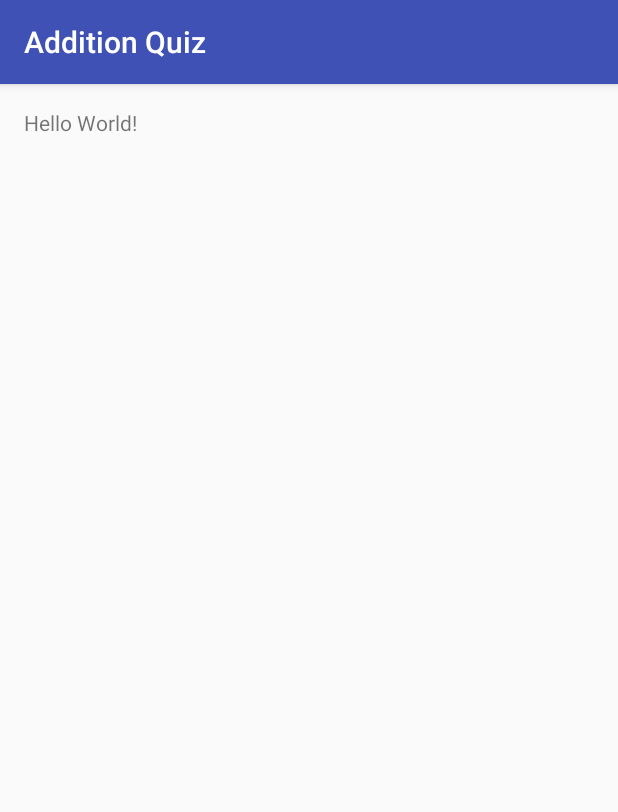
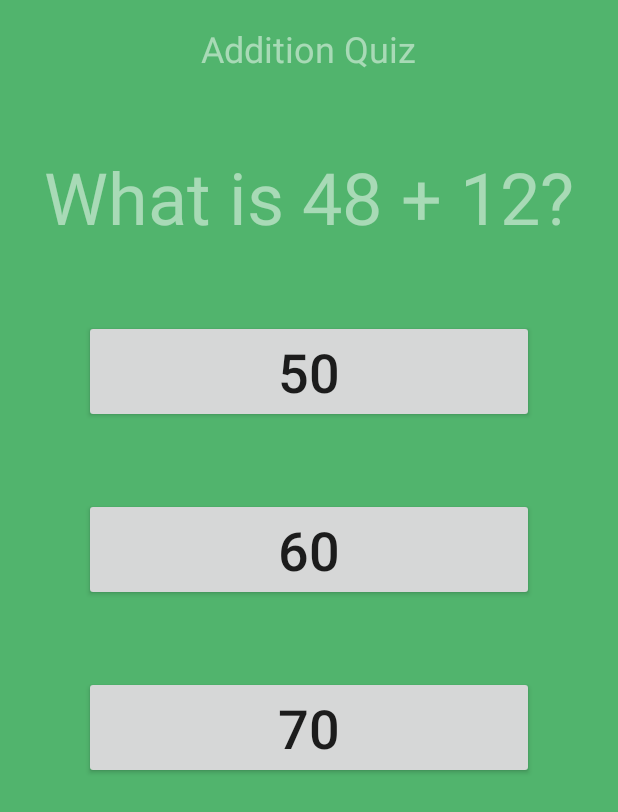
Before and after one commit to datamaximus/Addition-Quiz, an Android app: the screen it shows after launch (AdditionQuizActivity), on a phone screen of 412 x 824 dp. Shown: the top 812 px of the screen. Run offline under Robolectric (Android 15) with nearby library versions, the light colour scheme and no system bars.

Commit message:
Complete base UI and add QuestionBank class

```diff
--- a/app/src/main/java/com/jasonwiram/additionquiz/AdditionQuizActivity.java
+++ b/app/src/main/java/com/jasonwiram/additionquiz/AdditionQuizActivity.java
@@ -2,12 +2,43 @@ package com.jasonwiram.additionquiz;
 
 import android.support.v7.app.AppCompatActivity;
 import android.os.Bundle;
+import android.view.View;
+import android.widget.Button;
+import android.widget.TextView;
+import android.widget.Toast;
+
+import java.util.Random;
 
 public class AdditionQuizActivity extends AppCompatActivity {
+    private QuestionBank mQuestionBank = new QuestionBank();
+    private Button mAnswerButton1;
+    private Button mAnswerButton2;
+    private Button mAnswerButton3;
+    private TextView mQuestionTextView;
 
     @Override
     protected void onCreate(Bundle savedInstanceState) {
         super.onCreate(savedInstanceState);
         setContentView(R.layout.activity_addition_quiz);
+
+        mAnswerButton1 = (Button) findViewById(R.id.button1);
+        mAnswerButton2 = (Button) findViewById(R.id.button2);
+        mAnswerButton3 = (Button) findViewById(R.id.button3);
+        mQuestionTextView = (TextView) findViewById(R.id.QuestionTextView);
+
+        View.OnClickListener listener = new View.OnClickListener() {
+            @Override
+            public void onClick(View view) {
+                Toast.makeText(AdditionQuizActivity.this, "You chose wisely!", Toast.LENGTH_LONG).show();
+                mQuestionBank.setQuestionAndAnswers();
+                mQuestionTextView.setText(mQuestionBank.mQuestion);
+                mAnswerButton1.setText(mQuestionBank.mCorrectAnswer);
+                mAnswerButton2.setText(mQuestionBank.mFirstIncorrectAnswer);
+                mAnswerButton3.setText(mQuestionBank.mSecondIncorrectAnswer);
+            }
+        };
+        mAnswerButton1.setOnClickListener(listener);
+        mAnswerButton2.setOnClickListener(listener);
+        mAnswerButton3.setOnClickListener(listener);
     }
 }
--- /dev/null
+++ b/app/src/main/java/com/jasonwiram/additionquiz/QuestionBank.java
@@ -0,0 +1,33 @@
+package com.jasonwiram.additionquiz;
+
+import java.util.Random;
+
+public class QuestionBank {
+
+    // Example for index 0:
+    // What is 3 + 4?
+    //     10
+    //     8
+    //     7
+
+    public String mQuestion;
+    public String mCorrectAnswer;
+    public String mFirstIncorrectAnswer;
+    public String mSecondIncorrectAnswer;
+
+    public int[] leftAdders = {3,16,45,17,6,52,16,45,68,54,12,36,25,19,61,84,52,22,29,5,13,15,62,24,7,3,5,81,64};
+    public int[] rightAdders = {4,32,12,16,14,46,65,35,19,85,63,58,32,94,13,49,74,14,18,19,15,47,15,93,6,9,55,17,46};
+    public int[] correctAnswers = {7,48,57,33,20,98,81,80,87,139,75,94,57,113,74,133,126,36,47,24,28,62,77,117,13,12,60,98,110};
+    public int[] firstIncorrectAnswers = {8,52,63,23,18,106,79,75,88,128,79,90,59,103,68,123,122,30,43,25,26,60,79,119,12,11,50,88,112};
+    public int[] secondIncorrectAnswers = {10,61,55,43,22,88,68,70,97,140,70,84,62,116,72,135,136,42,53,34,30,72,89,127,15,16,70,95,100};
+
+    public void setQuestionAndAnswers() {
+        Random randomGenerator = new Random();
+        int randomNumber = randomGenerator.nextInt(leftAdders.length);
+        mQuestion = "What is " + leftAdders[randomNumber] + " + " + rightAdders[randomNumber] + "?";
+        mCorrectAnswer = String.valueOf(correctAnswers[randomNumber]);
+        mFirstIncorrectAnswer = String.valueOf(firstIncorrectAnswers[randomNumber]);
+        mSecondIncorrectAnswer = String.valueOf(secondIncorrectAnswers[randomNumber]);
+
+    }
+}
--- a/app/src/main/res/layout/activity_addition_quiz.xml
+++ b/app/src/main/res/layout/activity_addition_quiz.xml
@@ -8,10 +8,63 @@
     android:paddingLeft="@dimen/activity_horizontal_margin"
     android:paddingRight="@dimen/activity_horizontal_margin"
     android:paddingTop="@dimen/activity_vertical_margin"
-    tools:context="com.jasonwiram.additionquiz.AdditionQuizActivity">
+    tools:context="com.jasonwiram.additionquiz.AdditionQuizActivity"
+    android:background="#51b46d">
 
     <TextView
         android:layout_width="wrap_content"
         android:layout_height="wrap_content"
-        android:text="Hello World!"/>
+        android:text="Addition Quiz"
+        android:textSize="24sp"
+        android:textColor="#80ffffff"
+        android:id="@+id/textView2"
+        android:layout_alignParentTop="true"
+        android:layout_centerHorizontal="true"/>
+
+    <TextView
+        android:layout_width="wrap_content"
+        android:layout_height="wrap_content"
+        android:text="What is 48 + 12?"
+        android:id="@+id/QuestionTextView"
+        android:textSize="48sp"
+        android:textColor="#80ffffff"
+        android:layout_below="@+id/textView2"
+        android:layout_centerHorizontal="true"
+        android:layout_marginTop="50dp"/>
+
+    <Button
+        android:layout_width="match_parent"
+        android:layout_height="wrap_content"
+        android:text="50"
+        android:id="@+id/button1"
+        android:textSize="36sp"
+        android:layout_marginTop="50dp"
+        android:layout_below="@+id/QuestionTextView"
+        android:layout_alignLeft="@+id/button2"
+        android:layout_alignStart="@+id/button2"
+        android:layout_marginRight="40dp"/>
+
+    <Button
+        android:layout_width="match_parent"
+        android:layout_height="wrap_content"
+        android:text="60"
+        android:id="@+id/button2"
+        android:layout_below="@+id/button1"
+        android:layout_centerHorizontal="true"
+        android:layout_marginTop="50dp"
+        android:textSize="36sp"
+        android:layout_marginLeft="40sp"
+        android:layout_marginRight="40sp"/>
+
+    <Button
+        android:layout_width="match_parent"
+        android:layout_height="wrap_content"
+        android:text="70"
+        android:id="@+id/button3"
+        android:layout_below="@+id/button2"
+        android:layout_centerHorizontal="true"
+        android:layout_marginTop="50dp"
+        android:textSize="36sp"
+        android:layout_marginLeft="40sp"
+        android:layout_marginRight="40sp"/>
 </RelativeLayout>
--- a/app/src/main/res/values/styles.xml
+++ b/app/src/main/res/values/styles.xml
@@ -1,7 +1,7 @@
 <resources>
 
     <!-- Base application theme. -->
-    <style name="AppTheme" parent="Theme.AppCompat.Light.DarkActionBar">
+    <style name="AppTheme" parent="Theme.AppCompat.Light.NoActionBar">
         <!-- Customize your theme here. -->
         <item name="colorPrimary">@color/colorPrimary</item>
         <item name="colorPrimaryDark">@color/colorPrimaryDark</item>
```
Also changed, not shown: app/src/main/res/mipmap-hdpi/ic_launcher.png, app/src/main/res/mipmap-mdpi/ic_launcher.png, app/src/main/res/mipmap-xhdpi/ic_launcher.png, app/src/main/res/mipmap-xxhdpi/ic_launcher.png, app/src/main/res/mipmap-xxxhdpi/ic_launcher.png.
